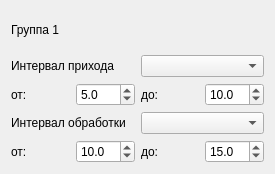
Before: the Qt Designer form src/group.ui in LoaDeadd81/BMSTU-VKR, drawn with Qt 5.
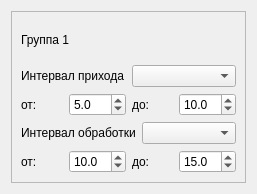
After: the same form once the commit is applied.

Patch:
```diff
--- a/src/group.ui
+++ b/src/group.ui
@@ -6,14 +6,32 @@
    <rect>
     <x>0</x>
     <y>0</y>
-    <width>275</width>
-    <height>174</height>
+    <width>257</width>
+    <height>194</height>
    </rect>
   </property>
+  <property name="sizePolicy">
+   <sizepolicy hsizetype="Fixed" vsizetype="Fixed">
+    <horstretch>0</horstretch>
+    <verstretch>0</verstretch>
+   </sizepolicy>
+  </property>
   <property name="windowTitle">
    <string>Form</string>
   </property>
-  <layout class="QVBoxLayout" name="verticalLayout">
+  <layout class="QVBoxLayout" name="verticalLayout_3">
+   <item>
+    <widget class="QFrame" name="frame">
+     <property name="frameShape">
+      <enum>QFrame::StyledPanel</enum>
+     </property>
+     <property name="frameShadow">
+      <enum>QFrame::Raised</enum>
+     </property>
+     <property name="lineWidth">
+      <number>2</number>
+     </property>
+     <layout class="QVBoxLayout" name="verticalLayout_2">
    <item>
     <widget class="QLabel" name="label">
      <property name="text">
@@ -124,6 +142,9 @@
       </widget>
      </item>
     </layout>
+      </item>
+     </layout>
+    </widget>
    </item>
   </layout>
  </widget>
```
Lines whose indentation alone changed are shown as unchanged.
